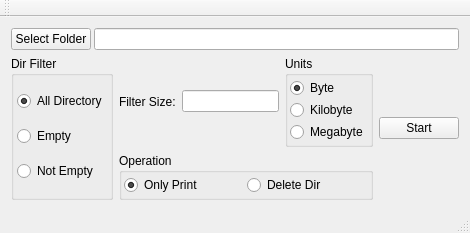
First picture: the form in folderhelper.ui, repository luzhskij/FolderHelper, before the edit.
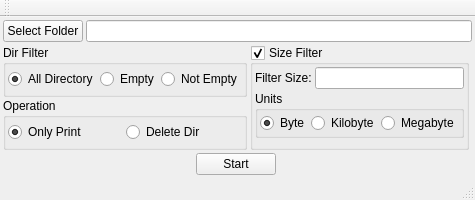
Second picture: the form after the edit.

The edit to the form file:
```diff
--- a/folderhelper.ui
+++ b/folderhelper.ui
@@ -6,8 +6,8 @@
    <rect>
     <x>0</x>
     <y>0</y>
-    <width>470</width>
-    <height>222</height>
+    <width>430</width>
+    <height>200</height>
    </rect>
   </property>
   <property name="windowTitle">
@@ -15,9 +15,27 @@
   </property>
   <widget class="QWidget" name="centralWidget">
    <layout class="QGridLayout" name="gridLayout_2">
+    <property name="leftMargin">
+     <number>3</number>
+    </property>
+    <property name="topMargin">
+     <number>3</number>
+    </property>
+    <property name="rightMargin">
+     <number>3</number>
+    </property>
+    <property name="bottomMargin">
+     <number>3</number>
+    </property>
+    <property name="spacing">
+     <number>2</number>
+    </property>
     <item row="0" column="0">
      <layout class="QGridLayout" name="gridLayout">
-      <item row="0" column="0" colspan="3">
+      <property name="spacing">
+       <number>3</number>
+      </property>
+      <item row="0" column="0" colspan="2">
        <layout class="QHBoxLayout" name="horizontalLayout">
         <property name="spacing">
          <number>3</number>
@@ -34,26 +52,36 @@
         </item>
        </layout>
       </item>
-      <item row="1" column="0" rowspan="2">
+      <item row="1" column="0">
+       <layout class="QHBoxLayout" name="horizontalLayout_7">
+        <property name="spacing">
+         <number>3</number>
+        </property>
+        <item>
+         <layout class="QVBoxLayout" name="verticalLayout">
+          <property name="spacing">
+           <number>1</number>
+          </property>
+          <item>
        <widget class="QGroupBox" name="groupBox">
         <property name="title">
          <string>Dir Filter</string>
         </property>
-        <layout class="QVBoxLayout" name="verticalLayout">
+            <layout class="QHBoxLayout" name="horizontalLayout_5">
          <property name="spacing">
-          <number>3</number>
+              <number>2</number>
          </property>
          <property name="leftMargin">
-          <number>3</number>
+              <number>2</number>
          </property>
          <property name="topMargin">
-          <number>3</number>
+              <number>2</number>
          </property>
          <property name="rightMargin">
-          <number>3</number>
+              <number>2</number>
          </property>
          <property name="bottomMargin">
-          <number>3</number>
+              <number>2</number>
          </property>
          <item>
           <widget class="QRadioButton" name="radioButtonAllDir">
@@ -82,8 +110,81 @@
         </layout>
        </widget>
       </item>
-      <item row="1" column="1">
-       <layout class="QHBoxLayout" name="horizontalLayout_2">
+          <item>
+           <widget class="QGroupBox" name="groupBox_3">
+            <property name="title">
+             <string>Operation</string>
+            </property>
+            <layout class="QHBoxLayout" name="horizontalLayout_4">
+             <property name="spacing">
+              <number>2</number>
+             </property>
+             <property name="leftMargin">
+              <number>2</number>
+             </property>
+             <property name="topMargin">
+              <number>2</number>
+             </property>
+             <property name="rightMargin">
+              <number>2</number>
+             </property>
+             <property name="bottomMargin">
+              <number>2</number>
+             </property>
+             <item>
+              <widget class="QRadioButton" name="radioButtonPrint">
+               <property name="text">
+                <string>Only Print</string>
+               </property>
+               <property name="checked">
+                <bool>true</bool>
+               </property>
+              </widget>
+             </item>
+             <item>
+              <widget class="QRadioButton" name="radioButtonDelete">
+               <property name="text">
+                <string>Delete Dir</string>
+               </property>
+              </widget>
+             </item>
+            </layout>
+           </widget>
+          </item>
+         </layout>
+        </item>
+        <item>
+         <widget class="QGroupBox" name="groupBox_4">
+          <property name="title">
+           <string>Size Filter</string>
+          </property>
+          <property name="checkable">
+           <bool>true</bool>
+          </property>
+          <layout class="QFormLayout" name="formLayout">
+           <property name="horizontalSpacing">
+            <number>2</number>
+           </property>
+           <property name="verticalSpacing">
+            <number>2</number>
+           </property>
+           <property name="leftMargin">
+            <number>2</number>
+           </property>
+           <property name="topMargin">
+            <number>2</number>
+           </property>
+           <property name="rightMargin">
+            <number>2</number>
+           </property>
+           <property name="bottomMargin">
+            <number>2</number>
+           </property>
+           <item row="0" column="0" colspan="2">
+            <layout class="QHBoxLayout" name="horizontalLayout_3">
+             <property name="spacing">
+              <number>3</number>
+             </property>
         <item>
          <widget class="QLabel" name="label">
           <property name="text">
@@ -94,12 +195,14 @@
         <item>
          <widget class="QLineEdit" name="lineEditFilterSize"/>
         </item>
-        <item>
+            </layout>
+           </item>
+           <item row="1" column="0">
          <widget class="QGroupBox" name="groupBox_2">
           <property name="title">
            <string>Units</string>
           </property>
-          <layout class="QVBoxLayout" name="verticalLayout_2">
+             <layout class="QHBoxLayout" name="horizontalLayout_2">
            <property name="spacing">
             <number>2</number>
            </property>
@@ -143,55 +246,50 @@
          </widget>
         </item>
        </layout>
-      </item>
-      <item row="2" column="1">
-       <widget class="QGroupBox" name="groupBox_3">
-        <property name="title">
-         <string>Operation</string>
-        </property>
-        <layout class="QHBoxLayout" name="horizontalLayout_4">
-         <property name="spacing">
-          <number>2</number>
-         </property>
-         <property name="leftMargin">
-          <number>2</number>
-         </property>
-         <property name="topMargin">
-          <number>2</number>
-         </property>
-         <property name="rightMargin">
-          <number>2</number>
-         </property>
-         <property name="bottomMargin">
-          <number>2</number>
-         </property>
-         <item>
-          <widget class="QRadioButton" name="radioButtonPrint">
-           <property name="text">
-            <string>Only Print</string>
-           </property>
-           <property name="checked">
-            <bool>true</bool>
-           </property>
-          </widget>
-         </item>
-         <item>
-          <widget class="QRadioButton" name="radioButtonDelete">
-           <property name="text">
-            <string>Delete Dir</string>
-           </property>
           </widget>
          </item>
         </layout>
-       </widget>
       </item>
-      <item row="1" column="2" rowspan="2">
+      <item row="2" column="0">
+       <layout class="QHBoxLayout" name="horizontalLayout_6">
+        <property name="spacing">
+         <number>2</number>
+        </property>
+        <item>
+         <spacer name="horizontalSpacer">
+          <property name="orientation">
+           <enum>Qt::Horizontal</enum>
+          </property>
+          <property name="sizeHint" stdset="0">
+           <size>
+            <width>40</width>
+            <height>20</height>
+           </size>
+          </property>
+         </spacer>
+        </item>
+        <item>
        <widget class="QPushButton" name="pushButtonStart">
         <property name="text">
          <string>Start</string>
         </property>
        </widget>
       </item>
+        <item>
+         <spacer name="horizontalSpacer_3">
+          <property name="orientation">
+           <enum>Qt::Horizontal</enum>
+          </property>
+          <property name="sizeHint" stdset="0">
+           <size>
+            <width>40</width>
+            <height>20</height>
+           </size>
+          </property>
+         </spacer>
+        </item>
+       </layout>
+      </item>
      </layout>
     </item>
    </layout>
```
Left out of the diff: 2 changed lines with no effect on the pictures. Lines whose indentation alone changed are shown as unchanged.
